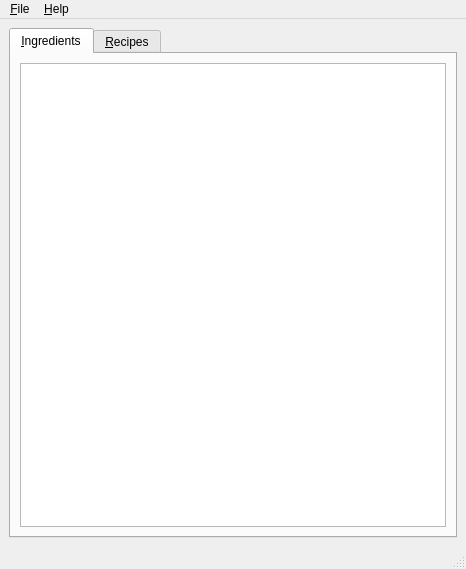
Above: src/ui/qt/mainwindow.ui from proglottis/alkybundle before the change. Below: the same form after it.
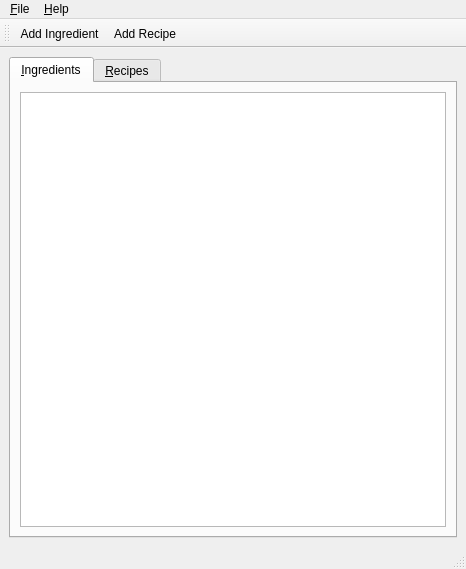
That is the form after the change. Icons and pictures are not drawn.

Commit message: Initial add ingredients dialog

```diff
--- a/src/ui/qt/mainwindow.ui
+++ b/src/ui/qt/mainwindow.ui
@@ -86,6 +86,22 @@
    <addaction name="menuHelp" />
   </widget>
   <widget class="QStatusBar" name="statusbar" />
+  <widget class="QToolBar" name="DefaultToolBar" >
+   <property name="windowTitle" >
+    <string>Default</string>
+   </property>
+   <property name="toolButtonStyle" >
+    <enum>Qt::ToolButtonTextUnderIcon</enum>
+   </property>
+   <attribute name="toolBarArea" >
+    <enum>TopToolBarArea</enum>
+   </attribute>
+   <attribute name="toolBarBreak" >
+    <bool>false</bool>
+   </attribute>
+   <addaction name="actionAddIngredient" />
+   <addaction name="actionAddRecipe" />
+  </widget>
   <action name="actionAbout" >
    <property name="text" >
     <string>&amp;About...</string>
@@ -96,6 +112,16 @@
     <string>&amp;Quit</string>
    </property>
   </action>
+  <action name="actionAddIngredient" >
+   <property name="text" >
+    <string>Add Ingredient...</string>
+   </property>
+  </action>
+  <action name="actionAddRecipe" >
+   <property name="text" >
+    <string>Add Recipe...</string>
+   </property>
+  </action>
  </widget>
  <resources>
   <include location="resources.qrc" />
```
Left out of the diff: 19 changed lines with no effect on the pictures. The commit also changes 6 other files.
